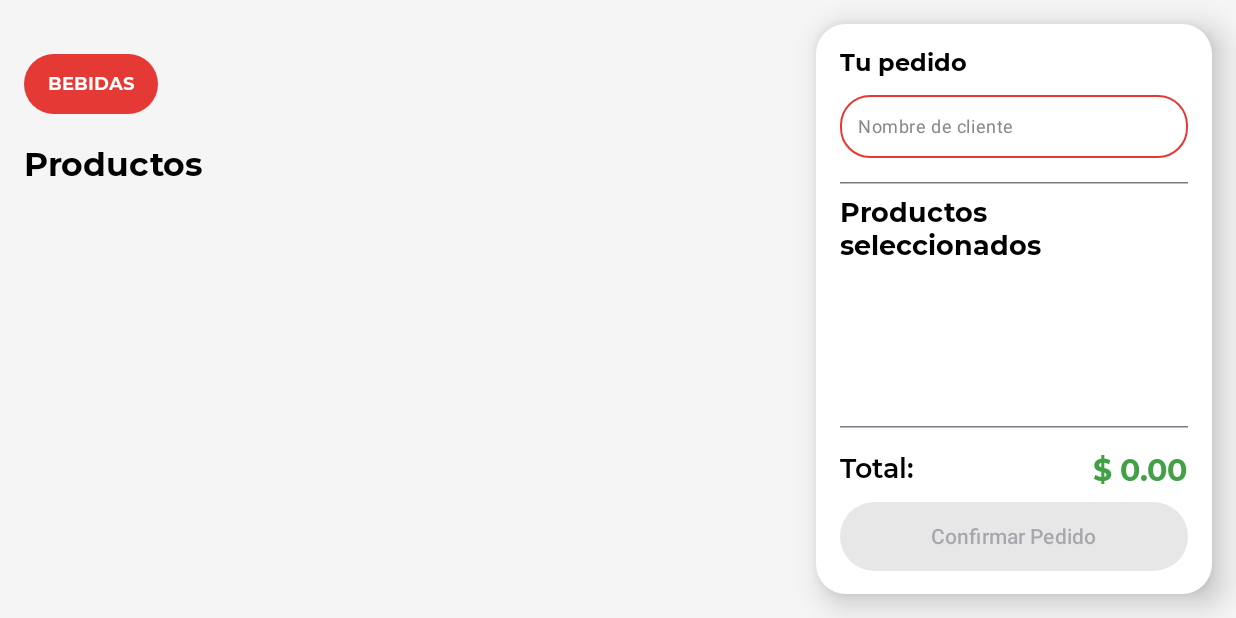
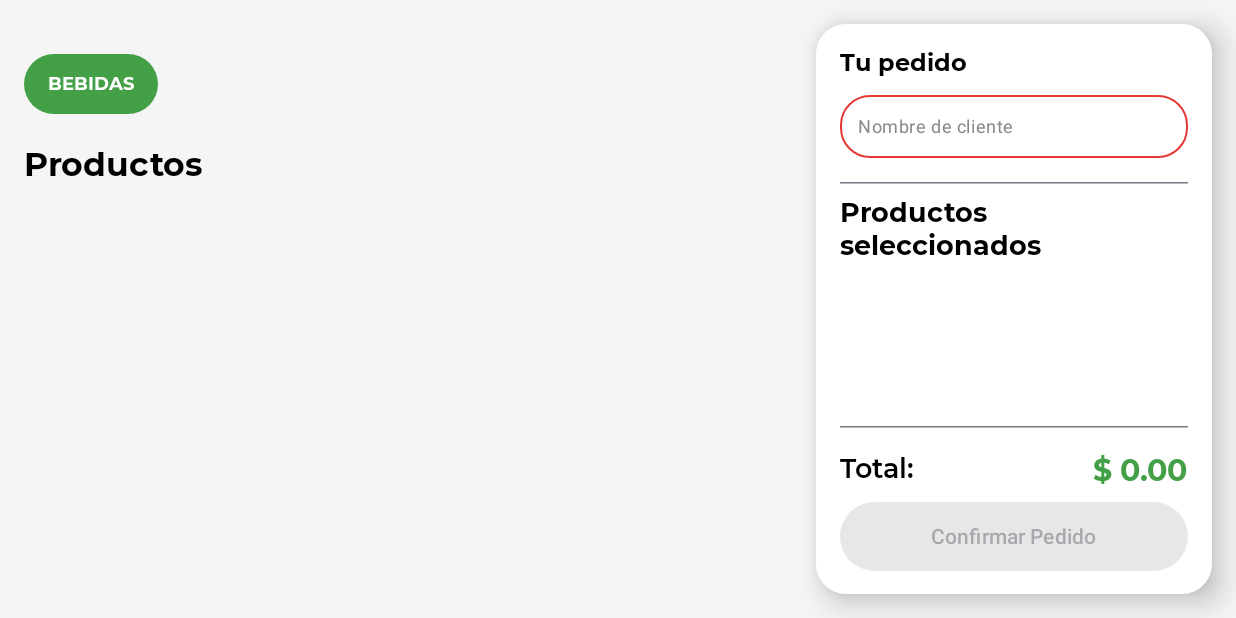
Before and after one commit to 3sm3-bit/Panel-Pizzzeria, an Android app built with Jetpack Compose: the HomeScreen screen opened through its navigation route, after a tap on "BEBIDAS", on a phone screen of 824 x 412 dp (held sideways). Run offline under Robolectric (Android 15) with nearby library versions, the phone set to English and light mode, and no system bars; our stand-ins replace Dagger/Hilt's generated code, Room's generated code; pictures from the network do not load.

Commit message:
up date color green boton ship

```diff
--- a/app/src/main/java/com/pizzzeria/panelpizzzeria/ui/home/HomeScreen.kt
+++ b/app/src/main/java/com/pizzzeria/panelpizzzeria/ui/home/HomeScreen.kt
@@ -96,16 +96,16 @@ fun HomeScreen(viewModel: DataViewModel = hiltViewModel()) {
                         Button(
                             onClick = { viewModel.selectCategory(category.categoryId) },
                             contentPadding = PaddingValues(horizontal = 16.dp, vertical = 8.dp),
-                            border = if (!isSelected) BorderStroke(1.dp, red_600) else null,
+                            border = if (!isSelected) BorderStroke(1.dp, green_600) else null,
                             colors = ButtonDefaults.buttonColors(
-                                containerColor = if (isSelected) red_600 else Color.White,
-                                contentColor = if (isSelected) Color.White else red_600
+                                containerColor = if (isSelected) green_600 else Color.White,
+                                contentColor = if (isSelected) Color.White else green_600
                             )
                         ) {
                             Text(
                                 text = category.namePanel,
                                 style = textB12,
-                                color = if (isSelected) Color.White else red_600
+                                color = if (isSelected) Color.White else green_600
                             )
                         }
                     }
```
